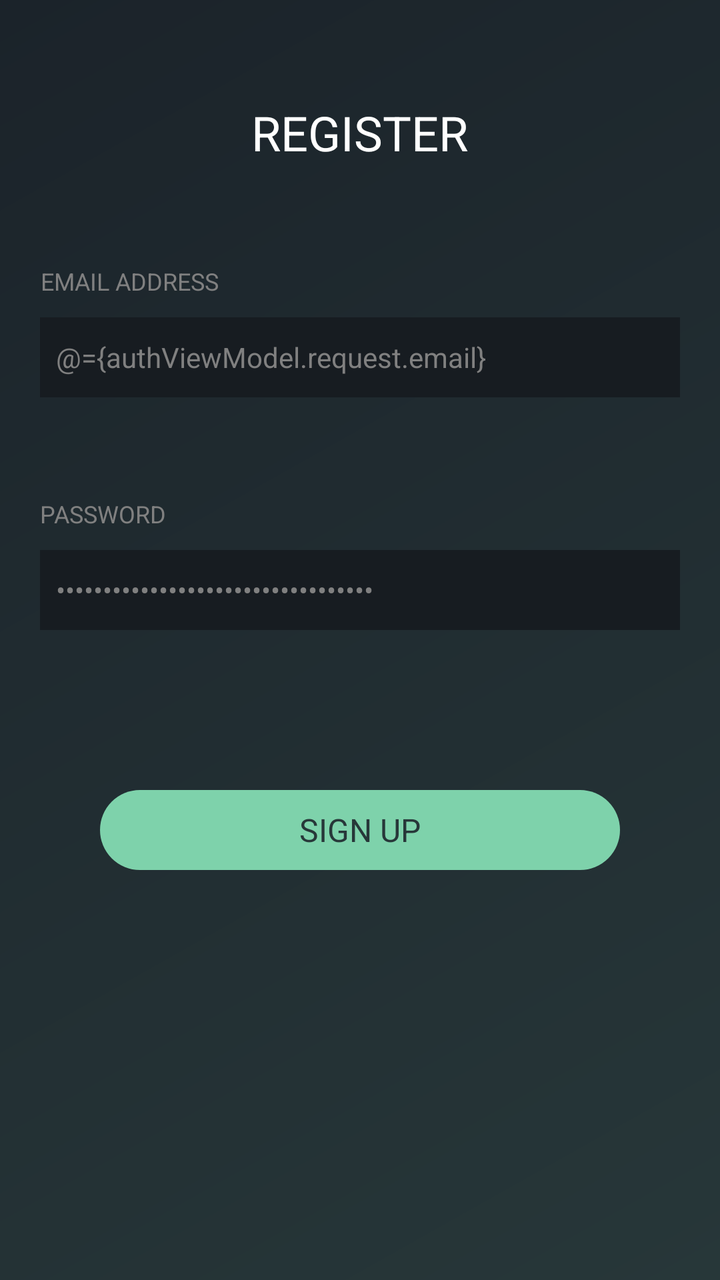
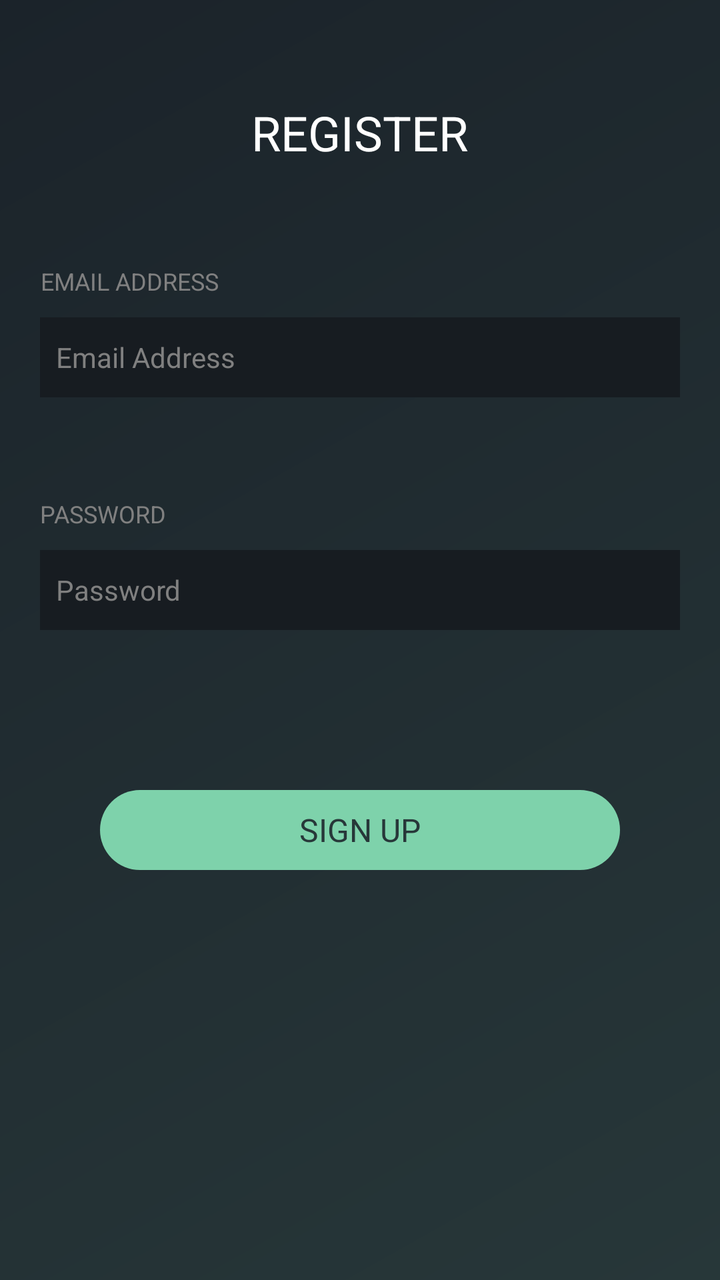

Before-and-after screenshots of an Android layout around one commit, followed by the original layout XML and the change that was made.
<!-- AndroidManifest.xml: application theme DefaultThemeNoActionBar -->
<!-- res/layout/fragment_signup.xml -->
<?xml version="1.0" encoding="utf-8"?>
<layout xmlns:android="http://schemas.android.com/apk/res/android">
    <data>
        <variable
            name="authViewModel"
            type="com.bahaddindemir.bitcointicker.ui.auth.AuthViewModel" />
    </data>

    <LinearLayout
        android:layout_width="match_parent"
        android:layout_height="match_parent"
        android:background="@drawable/splash_background"
        android:orientation="vertical">

        <TextView
            android:layout_width="wrap_content"
            android:layout_height="wrap_content"
            android:layout_gravity="center"
            android:layout_marginTop="50dp"
            android:gravity="center"
            android:text="@string/register"
            android:textAllCaps="true"
            android:textColor="@color/white"
            android:textSize="24sp" />

        <TextView
            android:layout_width="wrap_content"
            android:layout_height="wrap_content"
            android:layout_marginTop="50dp"
            android:layout_marginStart="20dp"
            android:gravity="center"
            android:text="@string/email"
            android:textAllCaps="true"
            android:textColor="@color/gray"
            android:textSize="12sp" />

        <EditText
            android:id="@+id/et_email"
            android:layout_width="match_parent"
            android:layout_height="40dp"
            android:layout_gravity="center_vertical"
            android:layout_marginStart="20dp"
            android:layout_marginEnd="20dp"
            android:layout_marginTop="10dp"
            android:paddingStart="8dp"
            android:paddingEnd="8dp"
            android:background="@color/input"
            android:hint="@string/email"
            android:imeOptions="actionNext"
            android:inputType="textEmailAddress"
            android:text="@={authViewModel.request.email}"
            android:textColor="@color/gray"
            android:textColorHint="@color/gray"
            android:textSize="14sp" />

        <TextView
            android:layout_width="wrap_content"
            android:layout_height="wrap_content"
            android:layout_marginTop="50dp"
            android:layout_marginStart="20dp"
            android:gravity="center"
            android:text="@string/password"
            android:textAllCaps="true"
            android:textColor="@color/gray"
            android:textSize="12sp" />

        <EditText
            android:id="@+id/et_password"
            android:layout_width="match_parent"
            android:layout_height="40dp"
            android:layout_gravity="center_vertical"
            android:layout_marginStart="20dp"
            android:layout_marginEnd="20dp"
            android:layout_marginTop="10dp"
            android:paddingStart="8dp"
            android:paddingEnd="8dp"
            android:background="@color/input"
            android:hint="@string/password"
            android:imeOptions="actionDone"
            android:inputType="textPassword"
            android:text="@={authViewModel.request.password}"
            android:textColor="@color/gray"
            android:textColorHint="@color/gray"
            android:textSize="14sp" />

        <TextView
            android:layout_width="match_parent"
            android:layout_height="40dp"
            android:layout_marginTop="80dp"
            android:layout_marginStart="50dp"
            android:layout_marginEnd="50dp"
            android:background="@drawable/btn_login"
            android:gravity="center"
            android:onClick="@{() -> authViewModel.onSignupClicked()}"
            android:text="@string/sign_up"
            android:textAllCaps="true"
            android:textColor="@color/splash"
            android:textSize="16sp" />
    </LinearLayout>

</layout>
<!-- resources referenced by this layout -->
<resources>
  <color name="gray">#808080</color>
  <color name="input">#171C21</color>
  <color name="splash">#273739</color>
  <color name="white">#FFFFFFFF</color>
  <!-- drawable btn_login (drawable) -->
  <?xml version="1.0" encoding="utf-8"?>
  <ripple xmlns:android="http://schemas.android.com/apk/res/android"
      xmlns:tools="http://schemas.android.com/tools"
      android:color="@color/white"
      tools:targetApi="kitkat">
      <item android:id="@android:id/mask">
          <shape android:shape="rectangle">
              <corners android:radius="20dp" />
              <solid android:color="@color/white" />
          </shape>
      </item>
  
      <item>
          <shape android:shape="rectangle">
              <corners android:radius="50dp" />
              <solid android:color="@color/button_background" />
          </shape>
      </item>
  </ripple>
  <!-- drawable splash_background (drawable) -->
  <?xml version="1.0" encoding="utf-8"?>
  <shape xmlns:android="http://schemas.android.com/apk/res/android"
      android:shape="rectangle" >
      <gradient
          android:type="linear"
          android:angle="135"
          android:startColor="@color/splash"
          android:endColor="@color/splash_accent" />
  </shape>
  <string name="email">Email Address</string>
  <string name="password">Password</string>
  <string name="register">Register</string>
  <string name="sign_up">Sign Up</string>
  <style name="DefaultThemeNoActionBar" parent="Theme.MaterialComponents.DayNight.NoActionBar">
          <item name="android:windowBackground">@drawable/splash_background</item>
          <item name="colorPrimary">@color/splash</item>
          <item name="colorPrimaryDark">@color/splash</item>
          <item name="colorAccent">@color/splash_accent</item>
          <item name="android:statusBarColor">@color/splash_accent</item>
      </style>
  <color name="button_background">#7ED2AB</color>
  <color name="splash_accent">#1B232A</color>
</resources>

<!-- the commit's change to res/layout/fragment_signup.xml (unified diff, before → after) -->
@@ -1,101 +1,90 @@
 <?xml version="1.0" encoding="utf-8"?>
-<layout xmlns:android="http://schemas.android.com/apk/res/android">
-    <data>
-        <variable
-            name="authViewModel"
-            type="com.bahaddindemir.bitcointicker.ui.auth.AuthViewModel" />
-    </data>
+<LinearLayout xmlns:android="http://schemas.android.com/apk/res/android"
+    android:layout_width="match_parent"
+    android:layout_height="match_parent"
+    android:background="@drawable/splash_background"
+    android:orientation="vertical">
 
-    <LinearLayout
+    <TextView
+        android:layout_width="wrap_content"
+        android:layout_height="wrap_content"
+        android:layout_gravity="center"
+        android:layout_marginTop="50dp"
+        android:gravity="center"
+        android:text="@string/register"
+        android:textAllCaps="true"
+        android:textColor="@color/white"
+        android:textSize="24sp" />
+
+    <TextView
+        android:layout_width="wrap_content"
+        android:layout_height="wrap_content"
+        android:layout_marginStart="20dp"
+        android:layout_marginTop="50dp"
+        android:gravity="center"
+        android:text="@string/email"
+        android:textAllCaps="true"
+        android:textColor="@color/gray"
+        android:textSize="12sp" />
+
+    <EditText
+        android:id="@+id/et_email"
         android:layout_width="match_parent"
-        android:layout_height="match_parent"
-        android:background="@drawable/splash_background"
-        android:orientation="vertical">
+        android:layout_height="40dp"
+        android:layout_gravity="center_vertical"
+        android:layout_marginStart="20dp"
+        android:layout_marginTop="10dp"
+        android:layout_marginEnd="20dp"
+        android:background="@color/input"
+        android:hint="@string/email"
+        android:imeOptions="actionNext"
+        android:inputType="textEmailAddress"
+        android:paddingStart="8dp"
+        android:paddingEnd="8dp"
+        android:textColor="@color/gray"
+        android:textColorHint="@color/gray"
+        android:textSize="14sp" />
 
-        <TextView
-            android:layout_width="wrap_content"
-            android:layout_height="wrap_content"
-            android:layout_gravity="center"
-            android:layout_marginTop="50dp"
-            android:gravity="center"
-            android:text="@string/register"
-            android:textAllCaps="true"
-            android:textColor="@color/white"
-            android:textSize="24sp" />
+    <TextView
+        android:layout_width="wrap_content"
+        android:layout_height="wrap_content"
+        android:layout_marginStart="20dp"
+        android:layout_marginTop="50dp"
+        android:gravity="center"
+        android:text="@string/password"
+        android:textAllCaps="true"
+        android:textColor="@color/gray"
+        android:textSize="12sp" />
 
-        <TextView
-            android:layout_width="wrap_content"
-            android:layout_height="wrap_content"
-            android:layout_marginTop="50dp"
-            android:layout_marginStart="20dp"
-            android:gravity="center"
-            android:text="@string/email"
-            android:textAllCaps="true"
-            android:textColor="@color/gray"
-            android:textSize="12sp" />
+    <EditText
+        android:id="@+id/et_password"
+        android:layout_width="match_parent"
+        android:layout_height="40dp"
+        android:layout_gravity="center_vertical"
+        android:layout_marginStart="20dp"
+        android:layout_marginTop="10dp"
+        android:layout_marginEnd="20dp"
+        android:background="@color/input"
+        android:hint="@string/password"
+        android:imeOptions="actionDone"
+        android:inputType="textPassword"
+        android:paddingStart="8dp"
+        android:paddingEnd="8dp"
+        android:textColor="@color/gray"
+        android:textColorHint="@color/gray"
+        android:textSize="14sp" />
 
-        <EditText
-            android:id="@+id/et_email"
-            android:layout_width="match_parent"
-            android:layout_height="40dp"
-            android:layout_gravity="center_vertical"
-            android:layout_marginStart="20dp"
-            android:layout_marginEnd="20dp"
-            android:layout_marginTop="10dp"
-            android:paddingStart="8dp"
-            android:paddingEnd="8dp"
-            android:background="@color/input"
-            android:hint="@string/email"
-            android:imeOptions="actionNext"
-            android:inputType="textEmailAddress"
-            android:text="@={authViewModel.request.email}"
-            android:textColor="@color/gray"
-            android:textColorHint="@color/gray"
-            android:textSize="14sp" />
-
-        <TextView
-            android:layout_width="wrap_content"
-            android:layout_height="wrap_content"
-            android:layout_marginTop="50dp"
-            android:layout_marginStart="20dp"
-            android:gravity="center"
-            android:text="@string/password"
-            android:textAllCaps="true"
-            android:textColor="@color/gray"
-            android:textSize="12sp" />
-
-        <EditText
-            android:id="@+id/et_password"
-            android:layout_width="match_parent"
-            android:layout_height="40dp"
-            android:layout_gravity="center_vertical"
-            android:layout_marginStart="20dp"
-            android:layout_marginEnd="20dp"
-            android:layout_marginTop="10dp"
-            android:paddingStart="8dp"
-            android:paddingEnd="8dp"
-            android:background="@color/input"
-            android:hint="@string/password"
-            android:imeOptions="actionDone"
-            android:inputType="textPassword"
-            android:text="@={authViewModel.request.password}"
-            android:textColor="@color/gray"
-            android:textColorHint="@color/gray"
-            android:textSize="14sp" />
-
-        <TextView
-            android:layout_width="match_parent"
-            android:layout_height="40dp"
-            android:layout_marginTop="80dp"
-            android:layout_marginStart="50dp"
-            android:layout_marginEnd="50dp"
-            android:background="@drawable/btn_login"
-            android:gravity="center"
-            android:onClick="@{() -> authViewModel.onSignupClicked()}"
-            android:text="@string/sign_up"
-            android:textAllCaps="true"
-            android:textColor="@color/splash"
-            android:textSize="16sp" />
-    </LinearLayout>
-
-</layout>
+    <TextView
+        android:id="@+id/tvSignup"
+        android:layout_width="match_parent"
+        android:layout_height="40dp"
+        android:layout_marginStart="50dp"
+        android:layout_marginTop="80dp"
+        android:layout_marginEnd="50dp"
+        android:background="@drawable/btn_login"
+        android:gravity="center"
+        android:text="@string/sign_up"
+        android:textAllCaps="true"
+        android:textColor="@color/splash"
+        android:textSize="16sp" />
+</LinearLayout>
